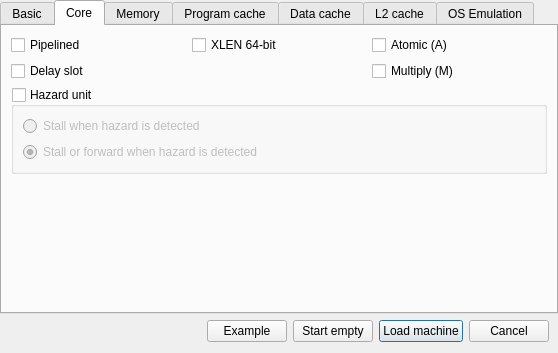
Before: the Qt Designer form src/gui/dialogs/new/NewDialog.ui in cvut/qtrvsim, drawn with Qt 5.
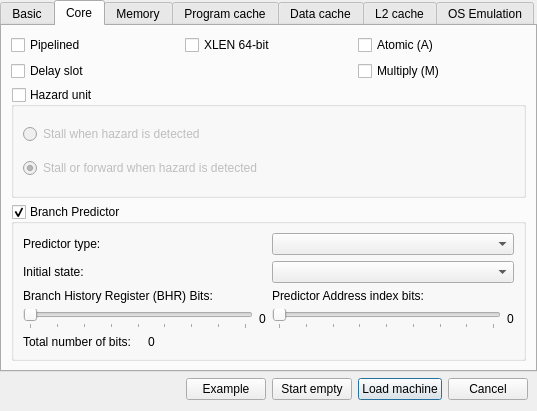
After: the same form once the commit is applied. The open tabs and pages were chosen to show the change.

Commit message: Added predictor configuration GUI to newdialog

Patch:
```diff
--- a/src/gui/dialogs/new/NewDialog.ui
+++ b/src/gui/dialogs/new/NewDialog.ui
@@ -6,8 +6,8 @@
    <rect>
     <x>0</x>
     <y>0</y>
-    <width>558</width>
-    <height>353</height>
+    <width>537</width>
+    <height>411</height>
    </rect>
   </property>
   <property name="windowTitle">
@@ -210,17 +210,155 @@
         </widget>
        </item>
        <item>
-        <spacer name="verticalSpacer">
-         <property name="orientation">
-          <enum>Qt::Vertical</enum>
+        <widget class="QGroupBox" name="group_branch_predictor">
+         <property name="title">
+          <string>Branch Predictor</string>
          </property>
-         <property name="sizeHint" stdset="0">
-          <size>
-           <width>20</width>
-           <height>40</height>
-          </size>
+         <property name="checkable">
+          <bool>true</bool>
          </property>
-        </spacer>
+         <property name="checked">
+          <bool>true</bool>
+         </property>
+         <layout class="QVBoxLayout" name="verticalLayout_9">
+          <item>
+           <layout class="QHBoxLayout" name="layout_bp_type">
+            <property name="topMargin">
+             <number>0</number>
+            </property>
+            <item>
+             <widget class="QLabel" name="text_bp_type">
+              <property name="text">
+               <string>Predictor type:</string>
+              </property>
+             </widget>
+            </item>
+            <item>
+             <widget class="QComboBox" name="select_bp_type"/>
+            </item>
+           </layout>
+          </item>
+          <item>
+           <layout class="QHBoxLayout" name="layout_bp_init_state">
+            <property name="topMargin">
+             <number>0</number>
+            </property>
+            <item>
+             <widget class="QLabel" name="text_bp_init_state">
+              <property name="text">
+               <string>Initial state:</string>
+              </property>
+             </widget>
+            </item>
+            <item>
+             <widget class="QComboBox" name="select_bp_init_state"/>
+            </item>
+           </layout>
+          </item>
+          <item>
+           <layout class="QGridLayout" name="layout_bp_index_bits">
+            <property name="topMargin">
+             <number>0</number>
+            </property>
+            <item row="1" column="0">
+             <widget class="QLabel" name="text_bp_bhr_bits">
+              <property name="text">
+               <string>Branch History Register (BHR) Bits:</string>
+              </property>
+             </widget>
+            </item>
+            <item row="1" column="1">
+             <widget class="QLabel" name="text_bp_address_bits">
+              <property name="text">
+               <string>Predictor Address index bits:</string>
+              </property>
+             </widget>
+            </item>
+            <item row="4" column="0">
+             <layout class="QHBoxLayout" name="layout_bp_table_bits">
+              <property name="topMargin">
+               <number>0</number>
+              </property>
+              <item>
+               <widget class="QLabel" name="text_bp_table_bits">
+                <property name="minimumSize">
+                 <size>
+                  <width>0</width>
+                  <height>0</height>
+                 </size>
+                </property>
+                <property name="text">
+                 <string>Total number of bits: </string>
+                </property>
+               </widget>
+              </item>
+              <item>
+               <widget class="QLabel" name="text_bp_table_bits_number">
+                <property name="text">
+                 <string>0</string>
+                </property>
+               </widget>
+              </item>
+             </layout>
+            </item>
+            <item row="2" column="0">
+             <layout class="QHBoxLayout" name="layout_bp_bhr_slider">
+              <property name="bottomMargin">
+               <number>0</number>
+              </property>
+              <item>
+               <widget class="QSlider" name="slider_bp_bhr_bits">
+                <property name="maximum">
+                 <number>8</number>
+                </property>
+                <property name="orientation">
+                 <enum>Qt::Horizontal</enum>
+                </property>
+                <property name="invertedAppearance">
+                 <bool>false</bool>
+                </property>
+                <property name="tickPosition">
+                 <enum>QSlider::TicksBelow</enum>
+                </property>
+               </widget>
+              </item>
+              <item>
+               <widget class="QLabel" name="label_bp_bhr_bits">
+                <property name="text">
+                 <string>0</string>
+                </property>
+               </widget>
+              </item>
+             </layout>
+            </item>
+            <item row="2" column="1">
+             <layout class="QHBoxLayout" name="layour_bp_address_slider">
+              <item>
+               <widget class="QSlider" name="slider_bp_address_bits">
+                <property name="maximum">
+                 <number>8</number>
+                </property>
+                <property name="orientation">
+                 <enum>Qt::Horizontal</enum>
+                </property>
+                <property name="tickPosition">
+                 <enum>QSlider::TicksBelow</enum>
+                </property>
+               </widget>
+              </item>
+              <item>
+               <widget class="QLabel" name="label_bp_address_bits">
+                <property name="text">
+                 <string>0</string>
+                </property>
+               </widget>
+              </item>
+             </layout>
+            </item>
+           </layout>
+          </item>
+         </layout>
+        </widget>
        </item>
       </layout>
      </widget>
```
The commit also changes 2 other files.
